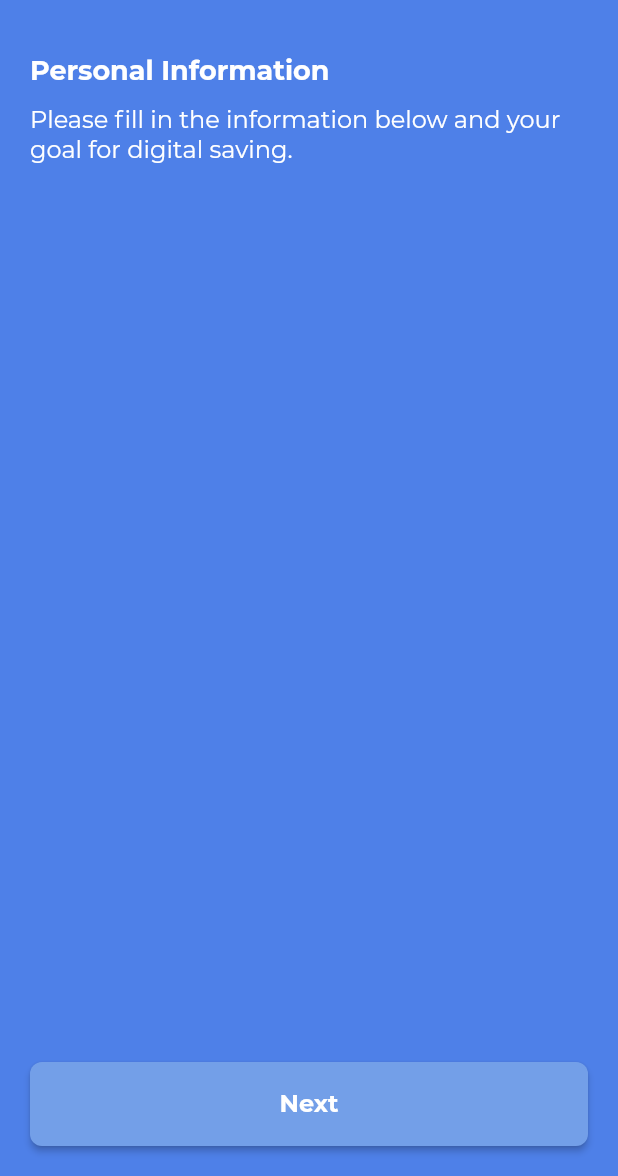
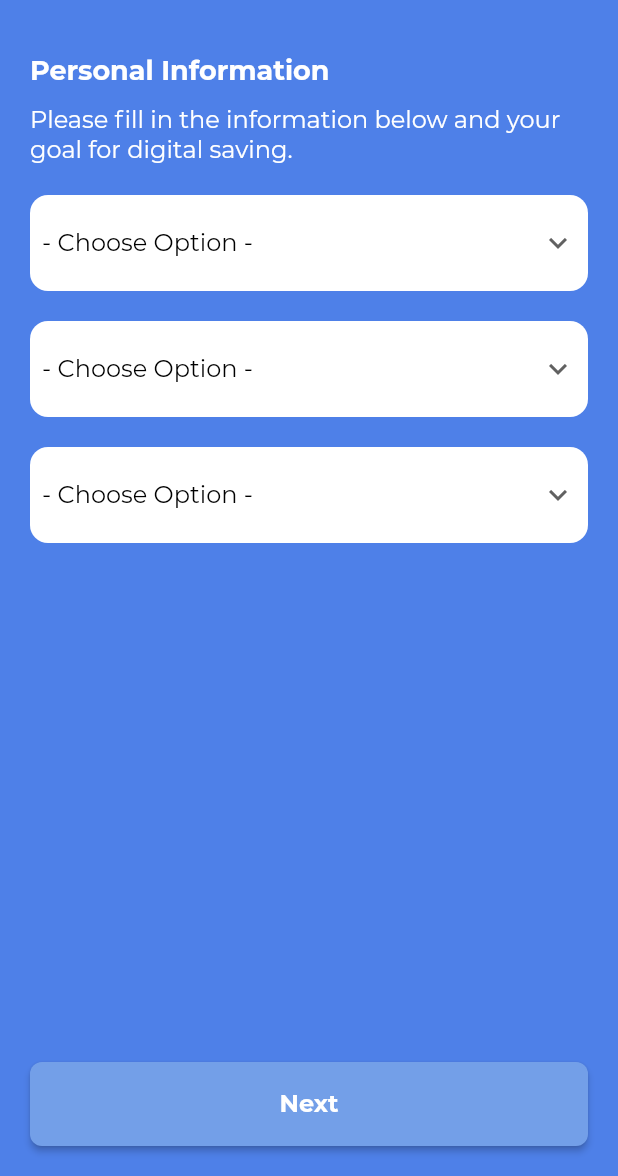
Before and after one commit to novanto/dk_flutter_assignment, a Flutter app: the OnboardingPersonalInfo screen opened directly, on a phone screen of 412 x 824 dp, the part 60-1236 px from its top. Run offline on Flutter 3.47's test engine with Material 2 defaults, Android fonts, the phone set to English and light mode, and no system bars; project files that could hold a hidden picture were left out.

Commit message:
create dropdown widget

```diff
--- /dev/null
+++ b/lib/modules/onboarding/components/gin_dropdown.dart
@@ -0,0 +1,70 @@
+import 'package:flutter/material.dart';
+
+class GinDropdown extends StatefulWidget {
+
+  final String defaultOption;
+
+  final List<String> itemList;
+
+  const GinDropdown({required Key key, required this.defaultOption, required this.itemList}) : super(key: key);
+
+  @override
+  _GinDropdownState createState() => _GinDropdownState();
+}
+
+class _GinDropdownState extends State<GinDropdown> {
+
+  late String _chosenValue;
+
+  @override
+  void initState() {
+    _chosenValue = widget.itemList.first;
+    super.initState();
+  }
+
+  @override
+  void didUpdateWidget(covariant GinDropdown oldWidget) {
+    if (this._chosenValue != widget.itemList.first) {
+      setState(() {
+        this._chosenValue = widget.itemList.first;
+      });
+    }
+    super.didUpdateWidget(oldWidget);
+  }
+
+  @override
+  Widget build(BuildContext context) {
+    return Container(
+      decoration: BoxDecoration(
+        color: Colors.white,
+        borderRadius: BorderRadius.circular(12.0)
+      ),
+      padding: EdgeInsets.all(8),
+      margin: EdgeInsets.only(top: 20),
+      child: DropdownButtonHideUnderline(
+        child: DropdownButton<String>(
+            isExpanded: true,
+            value: _chosenValue,
+            hint: Text(widget.defaultOption),
+            icon: const Icon(Icons.keyboard_arrow_down),
+            iconSize: 24,
+            onChanged: (String? newValue) {
+              setState(() {
+                _chosenValue = newValue!;
+              });
+            },
+            items: widget.itemList.map<DropdownMenuItem<String>>((String value) {
+              return DropdownMenuItem<String>(
+                  value: value,
+                  child: Text(
+                      value,
+                      style:TextStyle(color:Colors.black)
+                  )
+              );
+            }).toList()
+        )
+      )
+    );
+  }
+
+}
--- a/lib/modules/onboarding/onboarding_personal_information.dart
+++ b/lib/modules/onboarding/onboarding_personal_information.dart
@@ -1,3 +1,4 @@
+import 'package:dk_flutter_assignment/modules/onboarding/components/gin_dropdown.dart';
 import 'package:dk_flutter_assignment/modules/onboarding/components/onboarding_button.dart';
 import 'package:dk_flutter_assignment/modules/onboarding/components/onboarding_hint.dart';
 import 'package:dk_flutter_assignment/modules/onboarding/onboarding_schedule.dart';
@@ -9,6 +10,32 @@ class OnboardingPersonalInfo extends StatefulWidget {
 }
 
 class _OnboardingPersonalInfoPageState extends State<OnboardingPersonalInfo> {
+
+  final String defaultOption = '- Choose Option -';
+
+  List<String> _activationItems =  [
+    '- Choose Option -',
+    'Investment',
+    'Asset Diversification',
+    'Others'
+  ];
+
+  List<String> _incomeItems = [
+    '- Choose Option -',
+    '< IDR 5.000.000',
+    'IDR 5.000.000 - IDR 10.000.000',
+    'IDR 10.000.000 - IDR 20.000.000',
+    '> IDR 20.000.000'
+  ];
+
+  List<String> _expenseItems = [
+    '- Choose Option -',
+    '< IDR 5.000.000',
+    'IDR 5.000.000 - IDR 10.000.000',
+    'IDR 10.000.000 - IDR 20.000.000',
+    '> IDR 20.000.000'
+  ];
+
   @override
   Widget build(BuildContext context) {
     return Scaffold(
@@ -27,8 +54,20 @@ class _OnboardingPersonalInfoPageState extends State<OnboardingPersonalInfo> {
                   title: 'Personal Information',
                   subtitle: 'Please fill in the information below and your goal for digital saving.'
               ),
-              Container(
-
+              GinDropdown(
+                  key: Key('goalDropdown'),
+                  defaultOption: defaultOption,
+                  itemList: _activationItems
+              ),
+              GinDropdown(
+                  key: Key('incomeDropdown'),
+                  defaultOption: defaultOption,
+                  itemList: _incomeItems
+              ),
+              GinDropdown(
+                  key: Key('expenseDropdown'),
+                  defaultOption: defaultOption,
+                  itemList: _expenseItems
               ),
               OnboardingButton(
                   key: Key('onboardingPasswordButton'),
@@ -44,4 +83,5 @@ class _OnboardingPersonalInfoPageState extends State<OnboardingPersonalInfo> {
         )
     );
   }
+
 }
```
